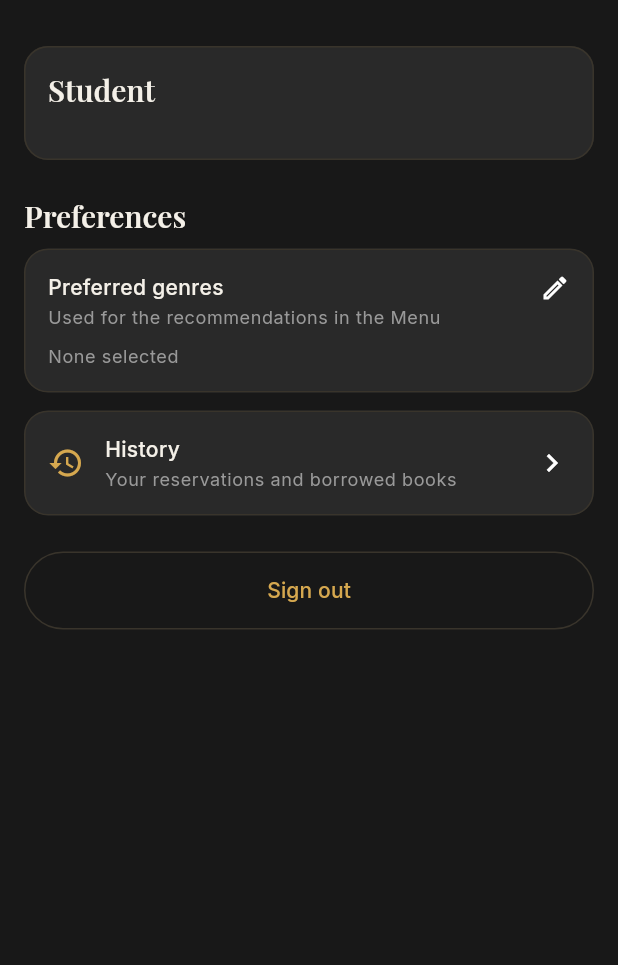
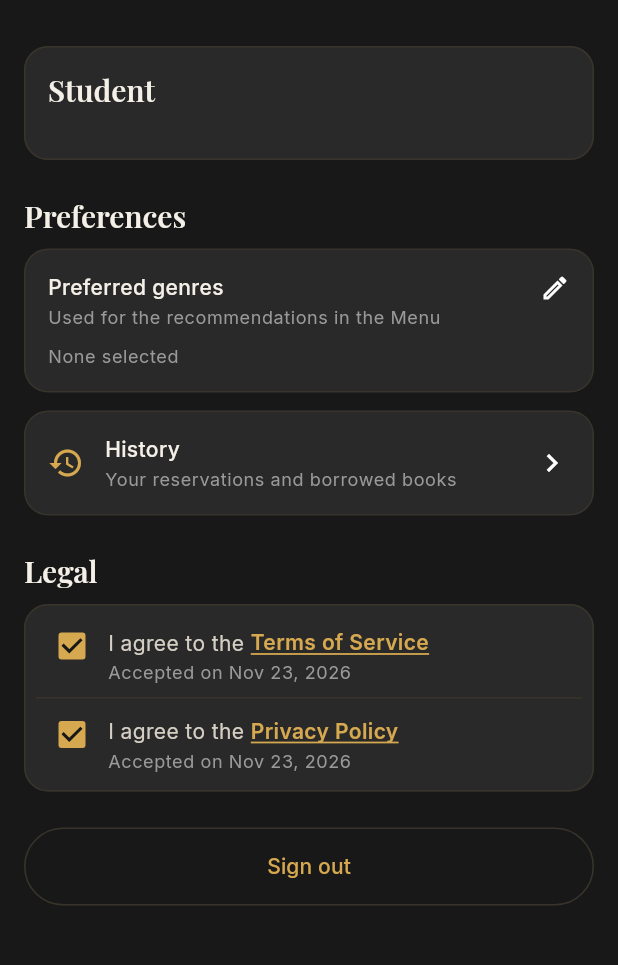
Before and after one commit to FBKFriend/Book-Slot, a Flutter app: the StudentSettingsTab screen opened directly with empty values, on a phone screen of 412 x 824 dp, the part 62-1027 px from its top. Run offline on Flutter 3.47's test engine with Material 3 defaults, Android fonts, the phone set to English and light mode, and no system bars; our stand-ins replace cloud_firestore, firebase_auth, firebase_core, flutter_svg, google_fonts, google_sign_in and 4 more; missing offline and left inert: mobile_scanner; accounts and stored records are empty.

Commit message:
Step 13: Privacy Policy, Terms and Service, App icons, Readme for github

```diff
--- /dev/null
+++ b/lib/data/legal_text.dart
@@ -0,0 +1,161 @@
+/// Version of the legal text. Change it whenever the text below changes.
+const String kLegalVersion = '2026-11';
+
+class LegalSection {
+  final String heading;
+  final String body;
+  const LegalSection(this.heading, this.body);
+}
+
+class LegalDocument {
+  final String title;
+  final String updated;
+  final List<LegalSection> sections;
+  const LegalDocument({
+    required this.title,
+    required this.updated,
+    required this.sections,
+  });
+}
+
+const kTermsOfService = LegalDocument(
+  title: 'Terms of Service',
+  updated: 'November 2026',
+  sections: [
+    LegalSection(
+      'Agreeing to these terms',
+      'By creating a BookSlot account or using the app, you agree to these Terms of Service. If you do not agree, please do not use the app.\n\n'
+          'BookSlot is the Granby Colleges Mobile Library System. It is used to browse, reserve, borrow and return books from the Granby Colleges library.',
+    ),
+    LegalSection(
+      'Who can use BookSlot',
+      'BookSlot is for students and library staff of Granby Colleges. A student account only becomes active after the library administrator approves the registration, and the administrator may reject a registration that is wrong or incomplete.\n\n'
+          'If you are under 18, please read these terms together with a parent or guardian.',
+    ),
+    LegalSection(
+      'Your account',
+      '• Sign in with your own Google account.\n'
+          '• Give true and complete information when you sign up (name, student ID, age, sex and course).\n'
+          '• Keep your account to yourself. You are responsible for what happens under it.\n'
+          '• Tell the library office if you think someone else is using your account.',
+    ),
+    LegalSection(
+      'Reserving and borrowing books',
+      '• A reservation is a request. The librarian can accept or deny it.\n'
+          '• When a reservation is accepted, a copy is held for you until the pickup deadline. If you do not collect the book in time, the reservation expires and the copy is released.\n'
+          '• If the last copy of a book is picked up by another student, other pending reservations for that book are cancelled.\n'
+          '• The borrowing period, the number of books you can borrow at once and the number of active reservations you can have are set by the library administrator and can change.\n'
+          '• A book counts as borrowed only after the librarian confirms the pickup, and as returned only after the librarian confirms the return.',
+    ),
+    LegalSection(
+      'QR codes',
+      'Your pickup and return QR codes are personal. Only show them to a librarian at the library. Do not share them or post them online. A QR code only works for the reservation it belongs to, and nothing happens until a librarian scans it and confirms.',
+    ),
+    LegalSection(
+      'Returning books and caring for them',
+      'Return borrowed books on or before the due date and in good condition. Late, lost or damaged books are handled under the regular library rules of Granby Colleges. BookSlot only flags overdue books. It does not charge fines by itself.',
+    ),
+    LegalSection(
+      'Acceptable use',
+      '• Do not give false information or pretend to be someone else.\n'
+          '• Do not try to break, overload or get around the security of the app or its data.\n'
+          '• Do not use the app to harass anyone or for anything unlawful.\n'
+          '• Do not make reservations you do not plan to collect.',
+    ),
+    LegalSection(
+      'Suspension and removal',
+      'The library administrator may suspend or remove an account that breaks these terms or the library rules. You can ask the library office to close your account at any time, once any books you borrowed have been returned.',
+    ),
+    LegalSection(
+      'Availability of the app',
+      'BookSlot is provided "as is". We try to keep it working, but it may be unavailable because of maintenance, internet problems or other reasons. If the app and the library records ever disagree, the librarian has the final say at the desk.',
+    ),
+    LegalSection(
+      'Limits of responsibility',
+      'To the extent allowed by law, Granby Colleges and the BookSlot team are not responsible for losses caused by the app being unavailable, by wrong information entered by users, or by use of the app against these terms.',
+    ),
+    LegalSection(
+      'Changes to these terms',
+      'These terms may be updated. The date and version at the top of this page show the latest one. When something important changes, we will tell you in the app. Using BookSlot after a change means you accept the updated terms.',
+    ),
+    LegalSection(
+      'Governing law and contact',
+      'These terms follow the laws of the Republic of the Philippines. If you have questions, please contact the library office of Granby Colleges or the BookSlot administrator.',
+    ),
+  ],
+);
+
+const kPrivacyPolicy = LegalDocument(
+  title: 'Privacy Policy',
+  updated: 'November 2026',
+  sections: [
+    LegalSection(
+      'Who we are',
+      'BookSlot is the Granby Colleges Mobile Library System. The library office of Granby Colleges, through the BookSlot administrator, decides how your information is used and is responsible for protecting it.\n\n'
+          'This policy explains what we collect, why we collect it, and what your rights are under the Data Privacy Act of 2012 (Republic Act No. 10173).',
+    ),
+    LegalSection(
+      'What we collect',
+      'When you sign up:\n'
+          '• Your Google account email address\n'
+          '• Your full name, student ID, age, sex and course\n'
+          '• The date you accepted the Terms of Service and this Privacy Policy\n\n'
+          'While you use the app:\n'
+          '• Your preferred genres, if you choose any\n'
+          '• Your reservations, borrowed books, due dates and return dates\n'
+          '• Alerts sent to you about your reservations\n'
+          '• A record of important actions in the app (for example making or cancelling a reservation), which the administrator can review\n\n'
+          'We do not collect your location, your contacts or the files on your phone. The camera is only used by librarians to scan QR codes, and nothing the camera sees is saved.',
+    ),
+    LegalSection(
+      'Why we collect it',
+      '• To check that you are a Granby Colleges student and approve your account\n'
+          '• To let you reserve, borrow and return books and to keep the library records\n'
+          '• To tell you about your reservations\n'
+          '• To recommend books based on the genres you picked\n'
+          '• To make library reports, such as how many books are borrowed, and to keep the system secure and accountable\n\n'
+          'We use your information based on your consent, which you give when you accept this policy, and on the library\'s need to run its lending service.',
+    ),
+    LegalSection(
+      'Who can see your information',
+      '• You can see your own profile, reservations, borrowing history and alerts.\n'
+          '• Librarians can see your name, student ID, email, and your reservation and borrowing records, so they can serve you at the library.\n'
+          '• The administrator can see all of the above, plus your age, sex and course, and the reports and audit logs built from them.\n'
+          '• Other students cannot see your information.\n\n'
+          'Reports show totals and rankings (for example the most active readers and borrows by course) and are for library use only. We do not sell your information and we do not show ads.',
+    ),
+    LegalSection(
+      'Where your information is stored',
+      'Your information is stored with Google Firebase (Firebase Authentication and Cloud Firestore). Google may store and process data on servers in other countries.\n\n'
+          'Access rules make sure that each person can only reach the information they need, and the app talks to the servers over secure connections. No system is completely safe, but we work to protect your information.',
+    ),
+    LegalSection(
+      'How long we keep it',
+      'We keep your account information and borrowing records for as long as your account is active and as long as the library needs them for its records and reports. You can ask the library office to remove your account and personal details. We may keep records that we need for books that are still unreturned or that the law requires us to keep.',
+    ),
+    LegalSection(
+      'Your rights',
+      'Under the Data Privacy Act you have the right to:\n'
+          '• Be informed about how your data is used\n'
+          '• Access the data we hold about you\n'
+          '• Ask us to correct wrong or outdated data\n'
+          '• Object to the use of your data, or withdraw your consent\n'
+          '• Ask us to block or remove your data\n'
+          '• Receive a copy of your data\n'
+          '• Be compensated for damages caused by wrongful use of your data\n\n'
+          'To use these rights, please contact the library office. You can also withdraw your agreement in Settings. That signs you out until you accept again. If you believe your rights were violated, you may file a complaint with the National Privacy Commission (privacy.gov.ph).',
+    ),
+    LegalSection(
+      'Children and minors',
+      'If you are under 18, please read this policy together with a parent or guardian before you sign up.',
+    ),
+    LegalSection(
+      'Changes to this policy',
+      'We may update this policy. The date and version at the top of this page show the latest one. When something important changes, we will tell you in the app.',
+    ),
+    LegalSection(
+      'Contact',
+      'For questions or requests about your information, please contact the library office of Granby Colleges or the BookSlot administrator.',
+    ),
+  ],
+);
--- a/lib/models/app_user.dart
+++ b/lib/models/app_user.dart
@@ -16,6 +16,10 @@ class AppUser {
   final DateTime? createdAt;
   final List<String> preferredGenres;
   final bool genresPrompted; // true once the student picked genres or skipped
+  final DateTime? termsAcceptedAt;
+  final DateTime? privacyAcceptedAt;
+  final String? legalVersion;
+  final bool legalWithdrawn; // student unticked the agreement
 
   const AppUser({
     required this.email,
@@ -33,6 +37,10 @@ class AppUser {
     this.authorizedAt,
     this.preferredGenres = const [],
     this.genresPrompted = false,
+    this.termsAcceptedAt,
+    this.privacyAcceptedAt,
+    this.legalVersion,
+    this.legalWithdrawn = false,
   });
 
   factory AppUser.fromMap(String email, Map<String, dynamic> d) => AppUser(
@@ -53,6 +61,10 @@ class AppUser {
       (d['preferredGenres'] ?? const []) as List,
     ),
     genresPrompted: (d['genresPrompted'] ?? false) as bool,
+    termsAcceptedAt: (d['termsAcceptedAt'] as Timestamp?)?.toDate(),
+    privacyAcceptedAt: (d['privacyAcceptedAt'] as Timestamp?)?.toDate(),
+    legalVersion: d['legalVersion'] as String?,
+    legalWithdrawn: (d['legalWithdrawn'] ?? false) as bool,
   );
 
   /// Name parts for the edit form; falls back to splitting the full name.
--- a/lib/screens/account_gate.dart
+++ b/lib/screens/account_gate.dart
@@ -2,6 +2,7 @@ import 'student/student_shell.dart';
 import 'superadmin/superadmin_shell.dart';
 import 'student/genre_onboarding_screen.dart';
 import 'sign_up_screen.dart';
+import 'student/legal_accept_screen.dart';
 
 import 'package:firebase_auth/firebase_auth.dart';
 import 'package:flutter/material.dart';
@@ -70,6 +71,7 @@ class _AccountGateState extends State<AccountGate> {
               case 'librarian':
                 return LibrarianShell(user: me);
               default:
+                if (me.legalWithdrawn) return LegalAcceptScreen(user: me);
                 return me.genresPrompted
                     ? StudentShell(user: me)
                     : GenreOnboardingScreen(user: me);
--- a/lib/screens/student/student_settings_tab.dart
+++ b/lib/screens/student/student_settings_tab.dart
@@ -1,5 +1,9 @@
 import 'package:flutter/material.dart';
 
+import '../../data/legal_text.dart';
+import '../../utils/format.dart';
+import '../../widgets/legal_checkbox.dart';
+import '../../widgets/legal_dialog.dart';
 import 'student_history_screen.dart';
 import '../../models/app_user.dart';
 import '../../services/auth_service.dart';
@@ -18,6 +22,7 @@ class StudentSettingsTab extends StatefulWidget {
 
 class _StudentSettingsTabState extends State<StudentSettingsTab> {
   bool _saving = false;
+  bool _legalBusy = false;
 
   Future<void> _editGenres() async {
     final picked = await showGenrePicker(
@@ -44,6 +49,59 @@ class _StudentSettingsTabState extends State<StudentSettingsTab> {
       );
     }
     if (mounted) setState(() => _saving = false);
+  }
+
+  Future<void> _toggleLegal({required bool terms, required bool agree}) async {
+    final email = widget.user.email;
+    final name = terms ? 'Terms of Service' : 'Privacy Policy';
+    final messenger = ScaffoldMessenger.of(context);
+
+    if (!agree) {
+      final ok = await showDialog<bool>(
+        context: context,
+        builder: (ctx) => AlertDialog(
+          title: const Text('Withdraw your agreement?'),
+          content: Text(
+            'If you withdraw your agreement to the $name, you will be signed out and must accept again before you can use BookSlot.',
+          ),
+          actions: [
+            TextButton(
+              onPressed: () => Navigator.pop(ctx, false),
+              child: const Text('Keep it'),
+            ),
+            TextButton(
+              onPressed: () => Navigator.pop(ctx, true),
+              child: const Text('Withdraw and sign out'),
+            ),
+          ],
+        ),
+      );
+      if (ok != true || !mounted) return;
+    }
+
+    setState(() => _legalBusy = true);
+    try {
+      if (agree) {
+        await UserService.instance.acceptLegal(
+          email,
+          terms: terms,
+          privacy: !terms,
+        );
+      } else {
+        await UserService.instance.withdrawLegal(
+          email,
+          terms: terms,
+          privacy: !terms,
+        );
+        await AuthService.instance.signOut();
+      }
+    } catch (e) {
+      debugPrint('legal update failed: $e');
+      messenger.showSnackBar(
+        const SnackBar(content: Text('Could not save. Please try again.')),
+      );
+    }
+    if (mounted) setState(() => _legalBusy = false);
   }
 
   @override
@@ -177,6 +235,44 @@ class _StudentSettingsTabState extends State<StudentSettingsTab> {
             ),
           ),
           const SizedBox(height: 24),
+          Text('Legal', style: t.titleLarge),
+          const SizedBox(height: 10),
+          Card(
+            margin: EdgeInsets.zero,
+            child: Padding(
+              padding: const EdgeInsets.symmetric(horizontal: 8, vertical: 4),
+              child: Column(
+                children: [
+                  LegalCheckbox(
+                    value: u.termsAcceptedAt != null,
+                    onChanged: _legalBusy
+                        ? null
+                        : (v) => _toggleLegal(terms: true, agree: v),
+                    leading: 'I agree to the ',
+                    linkText: 'Terms of Service',
+                    caption: u.termsAcceptedAt == null
+                        ? 'Not accepted yet'
+                        : 'Accepted on ${formatDate(u.termsAcceptedAt!)}',
+                    onOpen: () => showLegalDialog(context, kTermsOfService),
+                  ),
+                  const Divider(color: AppColors.border, height: 1),
+                  LegalCheckbox(
+                    value: u.privacyAcceptedAt != null,
+                    onChanged: _legalBusy
+                        ? null
+                        : (v) => _toggleLegal(terms: false, agree: v),
+                    leading: 'I agree to the ',
+                    linkText: 'Privacy Policy',
+                    caption: u.privacyAcceptedAt == null
+                        ? 'Not accepted yet'
+                        : 'Accepted on ${formatDate(u.privacyAcceptedAt!)}',
+                    onOpen: () => showLegalDialog(context, kPrivacyPolicy),
+                  ),
+                ],
+              ),
+            ),
+          ),
+          const SizedBox(height: 24),
           OutlinedButton(
             style: OutlinedButton.styleFrom(
               minimumSize: const Size.fromHeight(52),
--- a/lib/screens/superadmin/user_detail_screen.dart
+++ b/lib/screens/superadmin/user_detail_screen.dart
@@ -114,6 +114,11 @@ class _UserDetailScreenState extends State<UserDetailScreen> {
                       if (u.role == 'student') ...[
                         _InfoRow('Registered', _date(u.createdAt)),
                         _InfoRow('Authorized', _date(u.authorizedAt)),
+                        _InfoRow('Terms accepted', _date(u.termsAcceptedAt)),
+                        _InfoRow(
+                          'Privacy accepted',
+                          _date(u.privacyAcceptedAt),
+                        ),
                       ] else
                         _InfoRow('Date created', _date(u.createdAt)),
                     ],
--- a/lib/services/user_service.dart
+++ b/lib/services/user_service.dart
@@ -1,4 +1,5 @@
 import 'audit_service.dart';
+import '../data/legal_text.dart';
 
 import 'package:cloud_firestore/cloud_firestore.dart';
 
@@ -156,6 +157,9 @@ class UserService {
         'sex': sex,
         'course': course.trim(),
         'createdAt': FieldValue.serverTimestamp(),
+        'termsAcceptedAt': FieldValue.serverTimestamp(),
+        'privacyAcceptedAt': FieldValue.serverTimestamp(),
+        'legalVersion': kLegalVersion,
       });
     });
   }
@@ -165,6 +169,34 @@ class UserService {
     return _db.collection('users').doc(email.toLowerCase()).update({
       'preferredGenres': genres,
       'genresPrompted': true,
+    });
+  }
+
+  /// Student ticks the agreement box(es), in Settings or on the accept screen.
+  Future<void> acceptLegal(
+    String email, {
+    bool terms = false,
+    bool privacy = false,
+  }) {
+    return _db.collection('users').doc(email.toLowerCase()).update({
+      if (terms) 'termsAcceptedAt': FieldValue.serverTimestamp(),
+      if (privacy) 'privacyAcceptedAt': FieldValue.serverTimestamp(),
+      'legalVersion': kLegalVersion,
+      'legalWithdrawn': false,
+    });
+  }
+
+  /// Student unticks a box: the agreement is withdrawn and they must
+  /// accept again before using the app.
+  Future<void> withdrawLegal(
+    String email, {
+    bool terms = false,
+    bool privacy = false,
+  }) {
+    return _db.collection('users').doc(email.toLowerCase()).update({
+      if (terms) 'termsAcceptedAt': FieldValue.delete(),
+      if (privacy) 'privacyAcceptedAt': FieldValue.delete(),
+      'legalWithdrawn': true,
     });
   }
 
--- /dev/null
+++ b/lib/widgets/legal_checkbox.dart
@@ -0,0 +1,78 @@
+import 'package:flutter/material.dart';
+
+import '../theme/app_colors.dart';
+
+/// A checkbox whose label has a tappable link, like
+/// "I agree to the [Terms of Service]".
+class LegalCheckbox extends StatelessWidget {
+  final bool value;
+  final ValueChanged<bool>? onChanged; // null = disabled
+  final String leading;
+  final String linkText;
+  final String trailing;
+  final String? caption; // small line under the label
+  final VoidCallback onOpen;
+
+  const LegalCheckbox({
+    super.key,
+    required this.value,
+    required this.onChanged,
+    required this.leading,
+    required this.linkText,
+    required this.onOpen,
+    this.trailing = '',
+    this.caption,
+  });
+
+  @override
+  Widget build(BuildContext context) {
+    final t = Theme.of(context).textTheme;
+    return Row(
+      crossAxisAlignment: CrossAxisAlignment.start,
+      children: [
+        Checkbox(
+          value: value,
+          onChanged: onChanged == null ? null : (v) => onChanged!(v ?? false),
+        ),
+        Expanded(
+          child: Padding(
+            padding: const EdgeInsets.only(top: 12, bottom: 8, right: 8),
+            child: Column(
+              crossAxisAlignment: CrossAxisAlignment.start,
+              children: [
+                Text.rich(
+                  TextSpan(
+                    children: [
+                      TextSpan(text: leading),
+                      WidgetSpan(
+                        alignment: PlaceholderAlignment.baseline,
+                        baseline: TextBaseline.alphabetic,
+                        child: GestureDetector(
+                          onTap: onOpen,
+                          child: Text(
+                            linkText,
+                            style: const TextStyle(
+                              color: AppColors.gold,
+                              fontWeight: FontWeight.w600,
+                              decoration: TextDecoration.underline,
+                              decorationColor: AppColors.gold,
+                            ),
+                          ),
+                        ),
+                      ),
+                      if (trailing.isNotEmpty) TextSpan(text: trailing),
+                    ],
+                  ),
+                ),
+                if (caption != null) ...[
+                  const SizedBox(height: 2),
+                  Text(caption!, style: t.bodySmall),
+                ],
+              ],
+            ),
+          ),
+        ),
+      ],
+    );
+  }
+}
--- a/pubspec.yaml
+++ b/pubspec.yaml
@@ -49,8 +49,10 @@ dependencies:
   mobile_scanner: ^7.3.0
 
 dev_dependencies:
+
   flutter_test:
     sdk: flutter
+
 
   # The "flutter_lints" package below contains a set of recommended lints to
   # encourage good coding practices. The lint set provided by the package is
@@ -58,6 +60,7 @@ dev_dependencies:
   # package. See that file for information about deactivating specific lint
   # rules and activating additional ones.
   flutter_lints: ^6.0.0
+  flutter_launcher_icons: ^0.14.4
 
 # For information on the generic Dart part of this file, see the
 # following page: https://dart.dev/tools/pub/pubspec
```
Also changed, not shown: flutter_launcher_icons.yaml (added, +8 -0 lines), lib/screens/sign_up_screen.dart (+25 -1 lines), lib/screens/student/legal_accept_screen.dart (added, +114 -0 lines), lib/widgets/legal_dialog.dart (added, +82 -0 lines), assets/icon/icon.png (added), assets/icon/icon_foreground.png (added), assets/icon/icon_monochrome.png (added), pubspec.lock, 19 other files.
